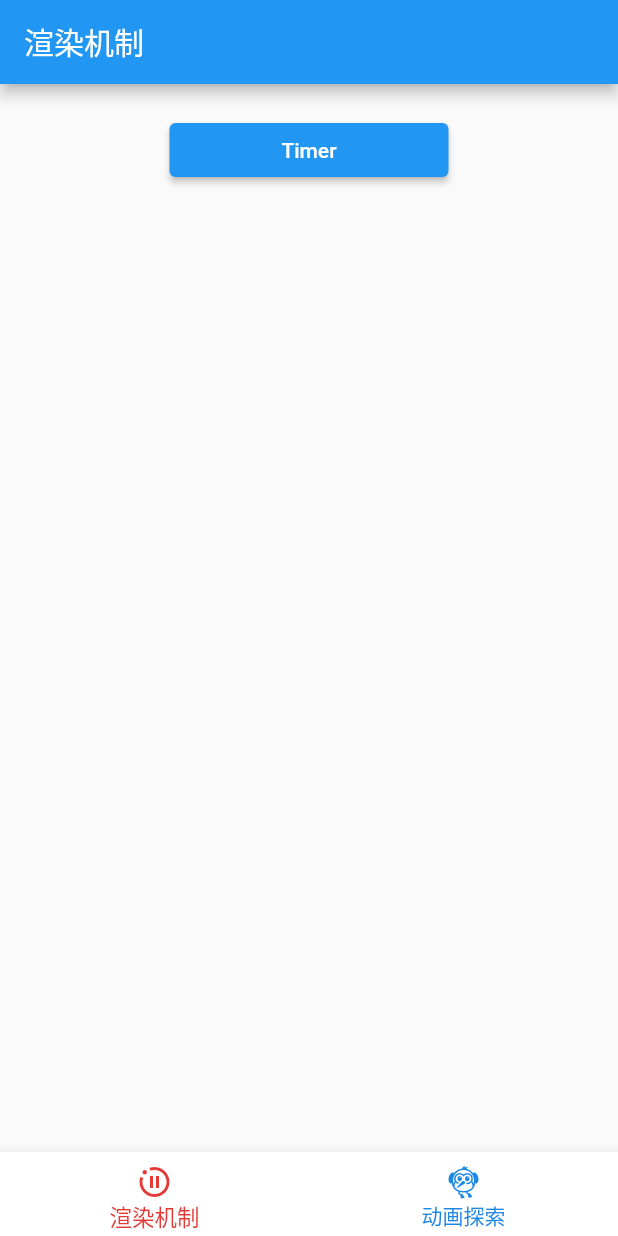
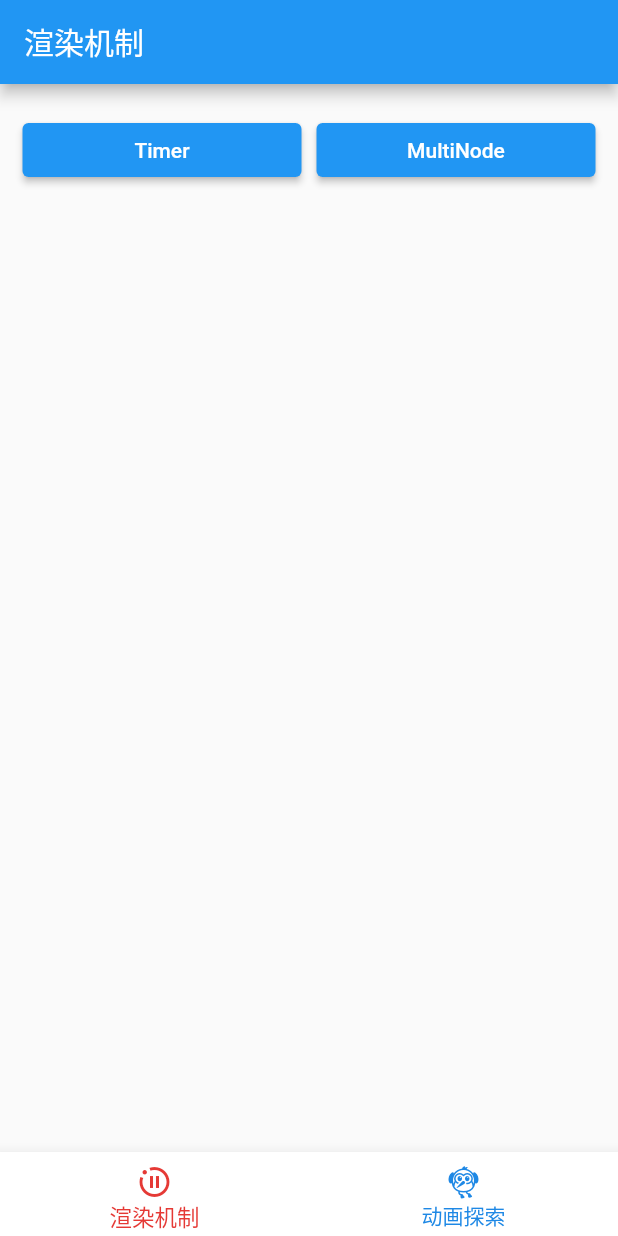
Before and after one commit to DaoSuper/flutter_booklet, a Flutter app: the screen it shows after launch, on a phone screen of 412 x 824 dp. Run offline on Flutter 3.47's test engine with Material 2 defaults, Android fonts, the phone set to English and light mode, and no system bars.

Commit message:
add multi node

```diff
--- a/lib/pages/irender/irender_page.dart
+++ b/lib/pages/irender/irender_page.dart
@@ -1,5 +1,7 @@
 import 'package:flutter/material.dart';
 import 'package:flutter_booklet/pages/irender/01_timer/timer_demo.dart';
+import 'package:flutter_booklet/pages/irender/04_multi_node/multi_node.dart';
+import 'package:flutter_booklet/routes/app_router.dart';
 import 'package:flutter_booklet/widgets/dao_button.dart';
 
 class IRenderPage extends StatelessWidget {
@@ -26,6 +28,12 @@ class IRenderPage extends StatelessWidget {
                   TimerDemo.timerTest();
                 }
               ),
+              ItemBtn(
+                btnName: 'MultiNode',
+                onPressed: (){
+                  AppRouter.toPage(context, const MultiNode());
+                }
+              ),
             ],
           ),
         ),
```
Also changed, not shown: lib/pages/irender/04_multi_node/multi_node.dart (added, +30 -0 lines).
